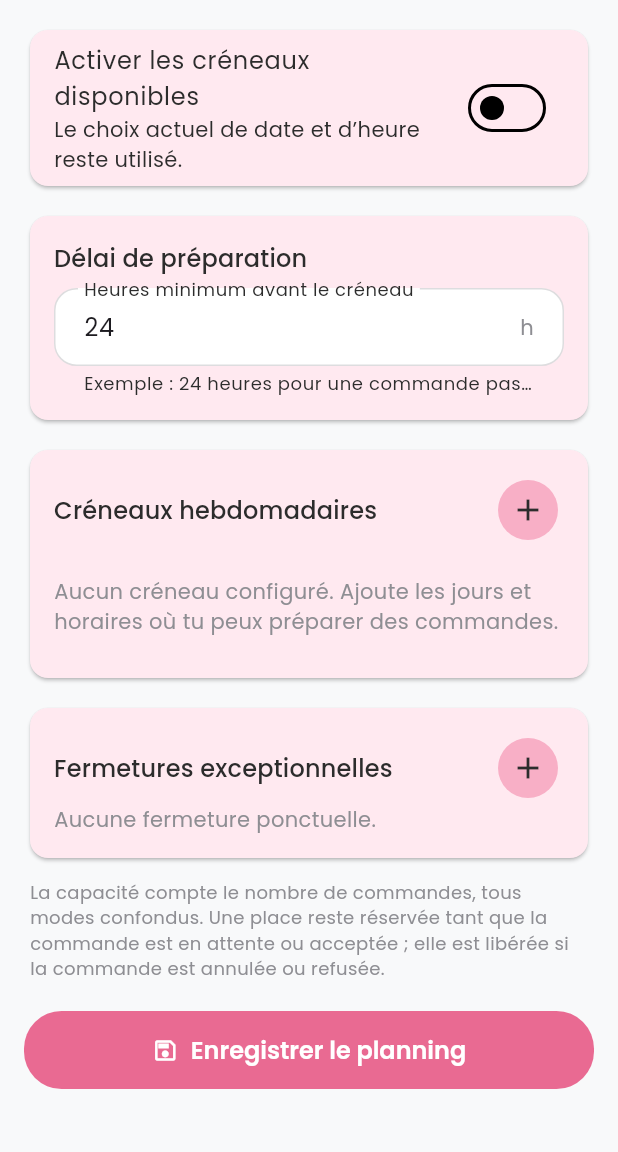
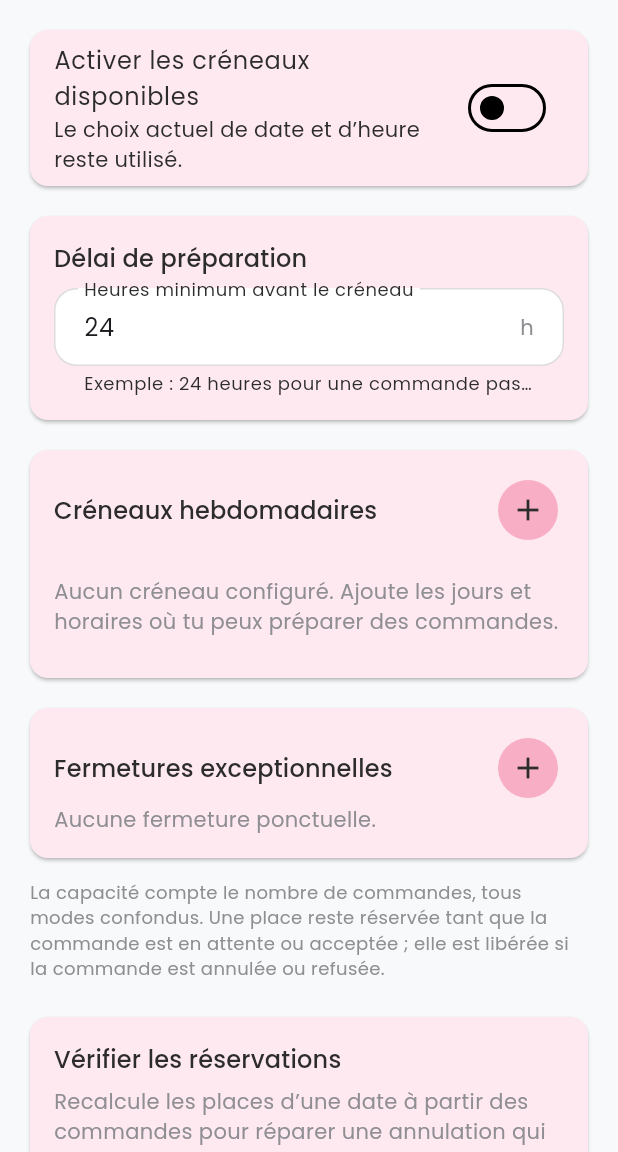
Before and after one commit to danzo-git/les_delices_de_lartisane, a Flutter app: the DeliveryScheduleAdminScreen screen opened by its route, on a phone screen of 412 x 824 dp, the part 84-1236 px from its top. Run offline on Flutter 3.47's test engine with Material 3 defaults, Android fonts, the phone set to English and light mode, and no system bars; our stand-ins replace cached_network_image, cloud_firestore, cloud_functions, firebase_auth, firebase_core, firebase_messaging and 7 more; accounts and stored records are empty.

Commit message:
Add delivery slot reconciliation

```diff
--- a/lib/features/admin/screens/delivery_schedule_admin_screen.dart
+++ b/lib/features/admin/screens/delivery_schedule_admin_screen.dart
@@ -20,6 +20,7 @@ class _DeliveryScheduleAdminScreenState
   DeliveryScheduleSettings _settings = const DeliveryScheduleSettings();
   bool _loading = true;
   bool _saving = false;
+  bool _reconciling = false;
   String? _loadError;
 
   static const _weekdays = <int, String>{
@@ -76,13 +77,17 @@ class _DeliveryScheduleAdminScreenState
       _showMessage('Ajoute au moins un créneau avant d’activer le planning.');
       return;
     }
-    for (var firstIndex = 0;
-        firstIndex < _settings.slots.length;
-        firstIndex++) {
+    for (
+      var firstIndex = 0;
+      firstIndex < _settings.slots.length;
+      firstIndex++
+    ) {
       final first = _settings.slots[firstIndex];
-      for (var secondIndex = firstIndex + 1;
-          secondIndex < _settings.slots.length;
-          secondIndex++) {
+      for (
+        var secondIndex = firstIndex + 1;
+        secondIndex < _settings.slots.length;
+        secondIndex++
+      ) {
         final second = _settings.slots[secondIndex];
         if (first.weekday == second.weekday &&
             first.startMinute < second.endMinute &&
@@ -159,6 +164,56 @@ class _DeliveryScheduleAdminScreenState
     });
   }
 
+  Future<void> _reconcileUsage() async {
+    final today = DateUtils.dateOnly(DateTime.now());
+    final date = await showDatePicker(
+      context: context,
+      initialDate: today,
+      firstDate: today.subtract(const Duration(days: 365)),
+      lastDate: today.add(const Duration(days: 365)),
+      helpText: 'Choisir la date à vérifier',
+      cancelText: 'Annuler',
+      confirmText: 'Continuer',
+    );
+    if (date == null || !mounted) return;
+
+    final confirmed = await showDialog<bool>(
+      context: context,
+      builder: (dialogContext) => AlertDialog(
+        title: const Text('Vérifier les réservations ?'),
+        content: Text(
+          'Les places du ${DateFormat('d MMMM yyyy', 'fr_FR').format(date)} seront recalculées à partir des commandes. Les commandes annulées ou refusées ne seront pas comptées.',
+        ),
+        actions: [
+          TextButton(
+            onPressed: () => Navigator.of(dialogContext).pop(false),
+            child: const Text('Annuler'),
+          ),
+          FilledButton(
+            onPressed: () => Navigator.of(dialogContext).pop(true),
+            child: const Text('Vérifier'),
+          ),
+        ],
+      ),
+    );
+    if (confirmed != true || !mounted) return;
+
+    setState(() => _reconciling = true);
+    try {
+      final result = await _service.reconcileUsage(date);
+      final changedLabel = result.changedSlots == 0
+          ? 'Aucun compteur à corriger'
+          : '${result.changedSlots} compteur${result.changedSlots > 1 ? 's' : ''} corrigé${result.changedSlots > 1 ? 's' : ''}';
+      _showMessage(
+        '$changedLabel. ${result.correctedReservations} réservation${result.correctedReservations > 1 ? 's' : ''} comptée${result.correctedReservations > 1 ? 's' : ''} sur ${result.checkedSlots} créneau${result.checkedSlots > 1 ? 'x' : ''}.',
+      );
+    } catch (error) {
+      _showMessage('Impossible de vérifier les créneaux : $error');
+    } finally {
+      if (mounted) setState(() => _reconciling = false);
+    }
+  }
+
   List<WeeklyDeliverySlot> _sortSlots(List<WeeklyDeliverySlot> slots) {
     slots.sort((a, b) {
       final dayOrder = a.weekday.compareTo(b.weekday);
@@ -211,7 +266,7 @@ class _DeliveryScheduleAdminScreenState
                 Card(
                   child: SwitchListTile.adaptive(
                     value: _settings.enabled,
-                    activeColor: AppColors.primaire,
+                    activeThumbColor: AppColors.primaire,
                     title: const Text('Activer les créneaux disponibles'),
                     subtitle: Text(
                       _settings.enabled
@@ -406,6 +461,44 @@ class _DeliveryScheduleAdminScreenState
                   ),
                 ),
                 const SizedBox(height: 20),
+                Card(
+                  child: Padding(
+                    padding: const EdgeInsets.all(16),
+                    child: Column(
+                      crossAxisAlignment: CrossAxisAlignment.start,
+                      children: [
+                        Text(
+                          'Vérifier les réservations',
+                          style: Theme.of(context).textTheme.titleMedium,
+                        ),
+                        const SizedBox(height: 6),
+                        const Text(
+                          'Recalcule les places d’une date à partir des commandes pour réparer une annulation qui n’aurait pas libéré sa place.',
+                          style: TextStyle(color: AppColors.secondaire),
+                        ),
+                        const SizedBox(height: 12),
+                        OutlinedButton.icon(
+                          onPressed: _reconciling ? null : _reconcileUsage,
+                          icon: _reconciling
+                              ? const SizedBox(
+                                  width: 18,
+                                  height: 18,
+                                  child: CircularProgressIndicator(
+                                    strokeWidth: 2,
+                                  ),
+                                )
+                              : const Icon(Icons.rule_folder_outlined),
+                          label: Text(
+                            _reconciling
+                                ? 'Vérification…'
+                                : 'Vérifier une date',
+                          ),
+                        ),
+                      ],
+                    ),
+                  ),
+                ),
+                const SizedBox(height: 20),
                 ElevatedButton.icon(
                   onPressed: _saving ? null : _saveSettings,
                   icon: _saving
@@ -533,7 +626,7 @@ class _DeliverySlotDialogState extends State<_DeliverySlotDialog> {
           crossAxisAlignment: CrossAxisAlignment.stretch,
           children: [
             DropdownButtonFormField<int>(
-              value: _weekday,
+              initialValue: _weekday,
               decoration: const InputDecoration(labelText: 'Jour'),
               items: widget.weekdays.entries
                   .map(
--- a/lib/models/delivery_schedule.dart
+++ b/lib/models/delivery_schedule.dart
@@ -128,5 +128,32 @@ class DeliveryAvailability {
   final List<AvailableDeliverySlot> slots;
 }
 
+class DeliverySlotReconciliationResult {
+  const DeliverySlotReconciliationResult({
+    required this.dateKey,
+    required this.checkedSlots,
+    required this.changedSlots,
+    required this.previousReservations,
+    required this.correctedReservations,
+  });
+
+  final String dateKey;
+  final int checkedSlots;
+  final int changedSlots;
+  final int previousReservations;
+  final int correctedReservations;
+
+  factory DeliverySlotReconciliationResult.fromMap(Map<String, dynamic> map) =>
+      DeliverySlotReconciliationResult(
+        dateKey: map['date'] as String? ?? '',
+        checkedSlots: (map['checked_slots'] as num?)?.toInt() ?? 0,
+        changedSlots: (map['changed_slots'] as num?)?.toInt() ?? 0,
+        previousReservations:
+            (map['previous_reservations'] as num?)?.toInt() ?? 0,
+        correctedReservations:
+            (map['corrected_reservations'] as num?)?.toInt() ?? 0,
+      );
+}
+
 String deliveryDateKey(DateTime date) =>
     '${date.year.toString().padLeft(4, '0')}-${date.month.toString().padLeft(2, '0')}-${date.day.toString().padLeft(2, '0')}';
--- a/lib/services/delivery_schedule_service.dart
+++ b/lib/services/delivery_schedule_service.dart
@@ -30,6 +30,14 @@ class DeliveryScheduleService {
       ...settings.toMap(),
       'updated_at': FieldValue.serverTimestamp(),
     });
+  }
+
+  Future<DeliverySlotReconciliationResult> reconcileUsage(DateTime date) async {
+    final callable = _functions.httpsCallable('reconcileDeliverySlotUsage');
+    final response = await callable.call({'date': deliveryDateKey(date)});
+    return DeliverySlotReconciliationResult.fromMap(
+      Map<String, dynamic>.from(response.data as Map),
+    );
   }
 
   Future<DeliveryAvailability> getAvailability(DateTime date) async {
```
Also changed, not shown: 2 other files.
